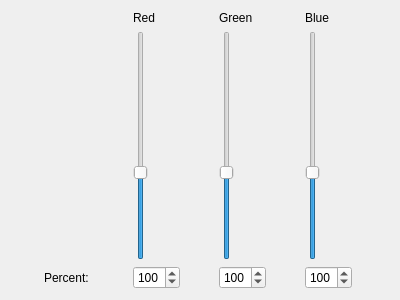
nasa-jpl/FlightView, file rgbadjustments.ui: the form before one commit.
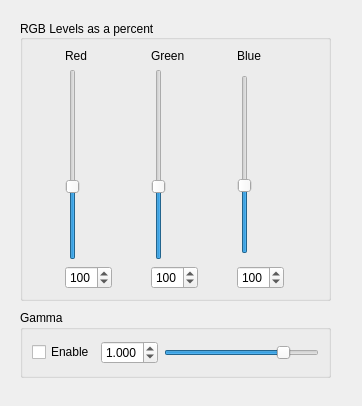
The form after the commit.

Commit message: Added gamma correction factor to RGB display. Limited RGB values to 8- bit size.

```diff
--- a/rgbadjustments.ui
+++ b/rgbadjustments.ui
@@ -6,86 +6,102 @@
    <rect>
     <x>0</x>
     <y>0</y>
-    <width>400</width>
-    <height>300</height>
+    <width>362</width>
+    <height>406</height>
    </rect>
   </property>
   <property name="windowTitle">
    <string>Form</string>
   </property>
+  <widget class="QGroupBox" name="gammaGroupBox">
+   <property name="geometry">
+    <rect>
+     <x>20</x>
+     <y>310</y>
+     <width>311</width>
+     <height>68</height>
+    </rect>
+   </property>
+   <property name="title">
+    <string>Gamma</string>
+   </property>
   <layout class="QGridLayout" name="gridLayout">
-   <item row="2" column="1">
-    <widget class="QSpinBox" name="redSpin">
-     <property name="minimum">
-      <number>10</number>
-     </property>
-     <property name="maximum">
-      <number>250</number>
-     </property>
-     <property name="value">
-      <number>100</number>
-     </property>
-    </widget>
-   </item>
-   <item row="2" column="2">
-    <widget class="QSpinBox" name="greenSpin">
+    <item row="0" column="2">
+     <widget class="QSlider" name="gammaSlider">
+      <property name="toolTip">
+       <string>Note: Values other than 1.00 use significantly more CPU</string>
+      </property>
      <property name="minimum">
-      <number>10</number>
+       <number>20</number>
      </property>
      <property name="maximum">
-      <number>250</number>
-     </property>
-     <property name="value">
-      <number>100</number>
-     </property>
-    </widget>
-   </item>
-   <item row="1" column="2">
-    <widget class="QSlider" name="greenSlider">
-     <property name="minimum">
-      <number>10</number>
-     </property>
-     <property name="maximum">
-      <number>250</number>
-     </property>
+       <number>1250</number>
+      </property>
+      <property name="singleStep">
+       <number>5</number>
+      </property>
+      <property name="pageStep">
+       <number>20</number>
+      </property>
      <property name="value">
-      <number>100</number>
+       <number>1000</number>
      </property>
      <property name="orientation">
-      <enum>Qt::Vertical</enum>
-     </property>
-    </widget>
-   </item>
-   <item row="1" column="3">
-    <widget class="QSlider" name="blueSlider">
-     <property name="minimum">
-      <number>10</number>
-     </property>
-     <property name="maximum">
-      <number>250</number>
-     </property>
-     <property name="value">
-      <number>100</number>
-     </property>
-     <property name="orientation">
-      <enum>Qt::Vertical</enum>
-     </property>
-    </widget>
-   </item>
-   <item row="2" column="3">
-    <widget class="QSpinBox" name="blueSpin">
-     <property name="minimum">
-      <number>10</number>
-     </property>
-     <property name="maximum">
-      <number>250</number>
-     </property>
-     <property name="value">
-      <number>100</number>
+       <enum>Qt::Horizontal</enum>
      </property>
     </widget>
    </item>
    <item row="0" column="1">
+     <widget class="QDoubleSpinBox" name="gammaSpin">
+      <property name="toolTip">
+       <string>Note: Values other than 1.00 use significantly more CPU</string>
+      </property>
+      <property name="decimals">
+       <number>3</number>
+      </property>
+      <property name="minimum">
+       <double>0.200000000000000</double>
+      </property>
+      <property name="maximum">
+       <double>1.250000000000000</double>
+      </property>
+      <property name="singleStep">
+       <double>0.010000000000000</double>
+      </property>
+      <property name="value">
+       <double>1.000000000000000</double>
+      </property>
+     </widget>
+    </item>
+    <item row="0" column="0">
+     <widget class="QCheckBox" name="gammaEnableChk">
+      <property name="toolTip">
+       <string>Gamma correction uses significantly more CPU.</string>
+      </property>
+      <property name="text">
+       <string>Enable</string>
+      </property>
+     </widget>
+    </item>
+   </layout>
+  </widget>
+  <widget class="QGroupBox" name="rgbLevelGroupBox">
+   <property name="geometry">
+    <rect>
+     <x>20</x>
+     <y>20</y>
+     <width>311</width>
+     <height>281</height>
+    </rect>
+   </property>
+   <property name="title">
+    <string>RGB Levels as a percent</string>
+   </property>
+   <property name="alignment">
+    <set>Qt::AlignLeading|Qt::AlignLeft|Qt::AlignVCenter</set>
+   </property>
+   <layout class="QGridLayout" name="gridLayout_2">
+    <item row="0" column="0">
     <widget class="QLabel" name="redLabel">
      <property name="text">
       <string>Red</string>
@@ -99,7 +115,33 @@
      </property>
     </widget>
    </item>
-   <item row="1" column="1">
+    <item row="5" column="3">
+     <widget class="QSpinBox" name="blueSpin">
+      <property name="minimum">
+       <number>10</number>
+      </property>
+      <property name="maximum">
+       <number>250</number>
+      </property>
+      <property name="value">
+       <number>100</number>
+      </property>
+     </widget>
+    </item>
+    <item row="5" column="2">
+     <widget class="QSpinBox" name="greenSpin">
+      <property name="minimum">
+       <number>10</number>
+      </property>
+      <property name="maximum">
+       <number>250</number>
+      </property>
+      <property name="value">
+       <number>100</number>
+      </property>
+     </widget>
+    </item>
+    <item row="1" column="0" rowspan="3">
     <widget class="QSlider" name="redSlider">
      <property name="minimum">
       <number>10</number>
@@ -115,6 +157,51 @@
      </property>
     </widget>
    </item>
+    <item row="5" column="0">
+     <widget class="QSpinBox" name="redSpin">
+      <property name="minimum">
+       <number>10</number>
+      </property>
+      <property name="maximum">
+       <number>250</number>
+      </property>
+      <property name="value">
+       <number>100</number>
+      </property>
+     </widget>
+    </item>
+    <item row="1" column="2" rowspan="3">
+     <widget class="QSlider" name="greenSlider">
+      <property name="minimum">
+       <number>10</number>
+      </property>
+      <property name="maximum">
+       <number>250</number>
+      </property>
+      <property name="value">
+       <number>100</number>
+      </property>
+      <property name="orientation">
+       <enum>Qt::Vertical</enum>
+      </property>
+     </widget>
+    </item>
+    <item row="2" column="3">
+     <widget class="QSlider" name="blueSlider">
+      <property name="minimum">
+       <number>10</number>
+      </property>
+      <property name="maximum">
+       <number>250</number>
+      </property>
+      <property name="value">
+       <number>100</number>
+      </property>
+      <property name="orientation">
+       <enum>Qt::Vertical</enum>
+      </property>
+     </widget>
+    </item>
    <item row="0" column="3">
     <widget class="QLabel" name="blueLabel">
      <property name="text">
@@ -122,20 +209,8 @@
      </property>
     </widget>
    </item>
-   <item row="2" column="0">
-    <widget class="QLabel" name="percentLabel">
-     <property name="maximumSize">
-      <size>
-       <width>50</width>
-       <height>16777215</height>
-      </size>
-     </property>
-     <property name="text">
-      <string>Percent:</string>
-     </property>
-    </widget>
-   </item>
-  </layout>
+   </layout>
+  </widget>
  </widget>
  <resources/>
  <connections/>
```
Lines whose indentation alone changed are shown as unchanged. The commit also changes 13 other files.
